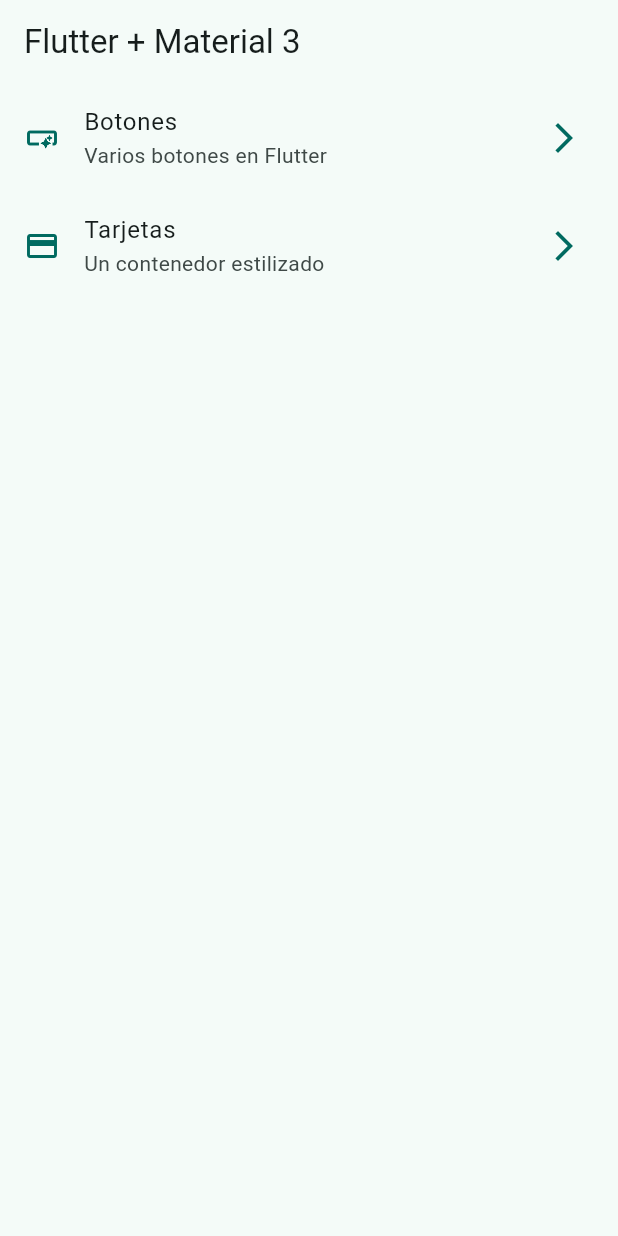
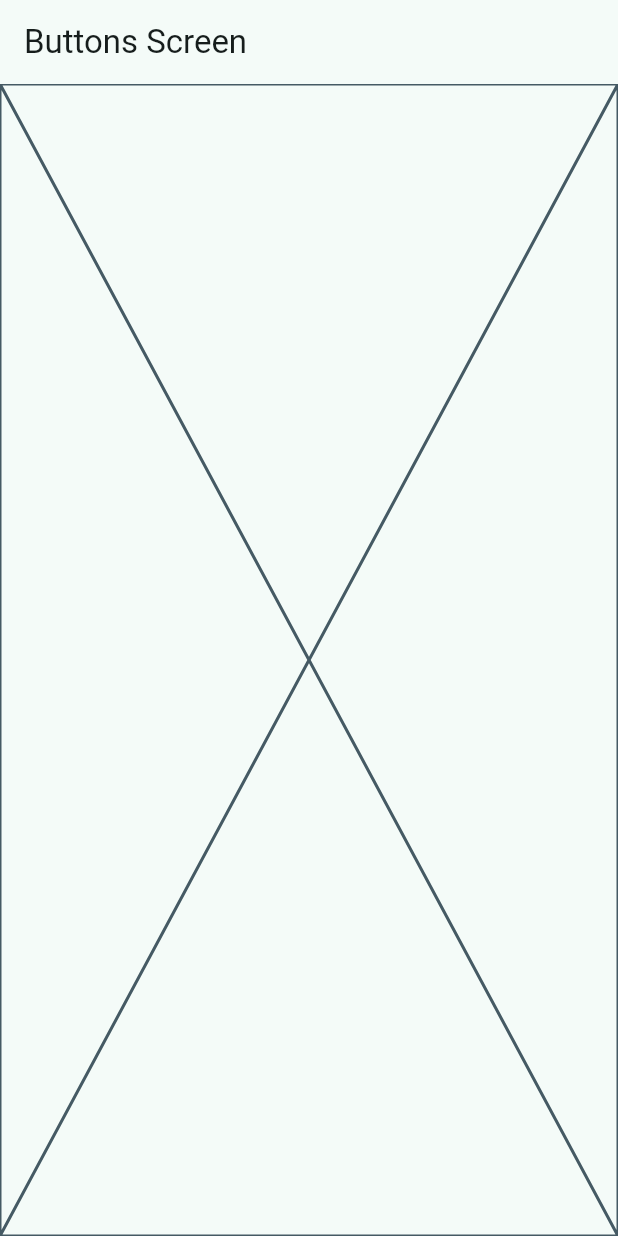
Before and after one commit to adrianferreiro/widgets_app, a Flutter app: the screen it shows after launch, after a tap on "Botones", on a phone screen of 412 x 824 dp. Run offline on Flutter 3.47's test engine with Material 3 defaults, Android fonts, the phone set to English and light mode, and no system bars; our stand-ins replace go_router.

Commit message:
go_router - package

```diff
--- a/lib/config/menu/menu_itmes.dart
+++ b/lib/config/menu/menu_itmes.dart
@@ -24,7 +24,7 @@ const appMenuItems = <MenuItem>[
   MenuItem(
     title: 'Tarjetas',
     subTitle: 'Un contenedor estilizado',
-    link: '/card',
+    link: '/cards',
     icon: Icons.credit_card,
   ),
 ];
--- /dev/null
+++ b/lib/config/router/app_router.dart
@@ -0,0 +1,19 @@
+import 'package:go_router/go_router.dart';
+import 'package:widgets_app/presentation/screens/screens.dart';
+
+final appRouter = GoRouter(
+    // initialLocation: '/',
+    routes: [
+      GoRoute(
+        path: '/',
+        builder: (context, sate) => const HomeScreen(),
+      ),
+      GoRoute(
+        path: '/buttons',
+        builder: (context, sate) => const ButtonsScreen(),
+      ),
+      GoRoute(
+        path: '/cards',
+        builder: (context, sate) => const CardsScreen(),
+      ),
+    ]);
--- a/lib/main.dart
+++ b/lib/main.dart
@@ -1,5 +1,5 @@
 import 'package:flutter/material.dart';
-import 'package:widgets_app/presentation/screen/home/home_screen_dart.dart';
+import 'package:widgets_app/config/router/app_router.dart';
 
 import 'config/theme/app_theme.dart';
 
@@ -12,9 +12,10 @@ class MainApp extends StatelessWidget {
 
   @override
   Widget build(BuildContext context) {
-    return MaterialApp(
-        debugShowCheckedModeBanner: false,
-        theme: AppTheme(selectedColor: 1).getTheme(),
-        home: const HomeScreen());
+    return MaterialApp.router(
+      routerConfig: appRouter,
+      debugShowCheckedModeBanner: false,
+      theme: AppTheme(selectedColor: 1).getTheme(),
+    );
   }
 }
--- /dev/null
+++ b/lib/presentation/screens/buttons/buttons_screen.dart
@@ -0,0 +1,15 @@
+import 'package:flutter/material.dart';
+
+class ButtonsScreen extends StatelessWidget {
+  const ButtonsScreen({super.key});
+
+  @override
+  Widget build(BuildContext context) {
+    return Scaffold(
+      appBar: AppBar(
+        title: const Text('Buttons Screen'),
+      ),
+      body: const Placeholder(),
+    );
+  }
+}
--- a/lib/presentation/screen/home/home_screen_dart.dart
+++ b/lib/presentation/screens/home/home_screen.dart
@@ -1,5 +1,7 @@
 import 'package:flutter/material.dart';
+import 'package:go_router/go_router.dart';
 import 'package:widgets_app/config/menu/menu_itmes.dart';
+import 'package:widgets_app/config/router/app_router.dart';
 
 class HomeScreen extends StatelessWidget {
   const HomeScreen({super.key});
@@ -50,7 +52,9 @@ class _CustomListTile extends StatelessWidget {
         Icons.arrow_forward_ios,
         color: colors.primary,
       ),
-      onTap: () {},
+      onTap: () {
+        context.go(menuItems.link);
+      },
     );
   }
 }
--- /dev/null
+++ b/lib/presentation/screens/screens.dart
@@ -0,0 +1,3 @@
+export 'package:widgets_app/presentation/screens/buttons/buttons_screen.dart';
+export 'package:widgets_app/presentation/screens/cards/cards_screen.dart';
+export 'package:widgets_app/presentation/screens/home/home_screen.dart';
--- a/pubspec.yaml
+++ b/pubspec.yaml
@@ -9,6 +9,7 @@ environment:
 dependencies:
   flutter:
     sdk: flutter
+  go_router: ^14.6.2
 
 dev_dependencies:
   flutter_test:
```
Also changed, not shown: lib/presentation/screens/cards/cards_screen.dart (added, +15 -0 lines), pubspec.lock.
